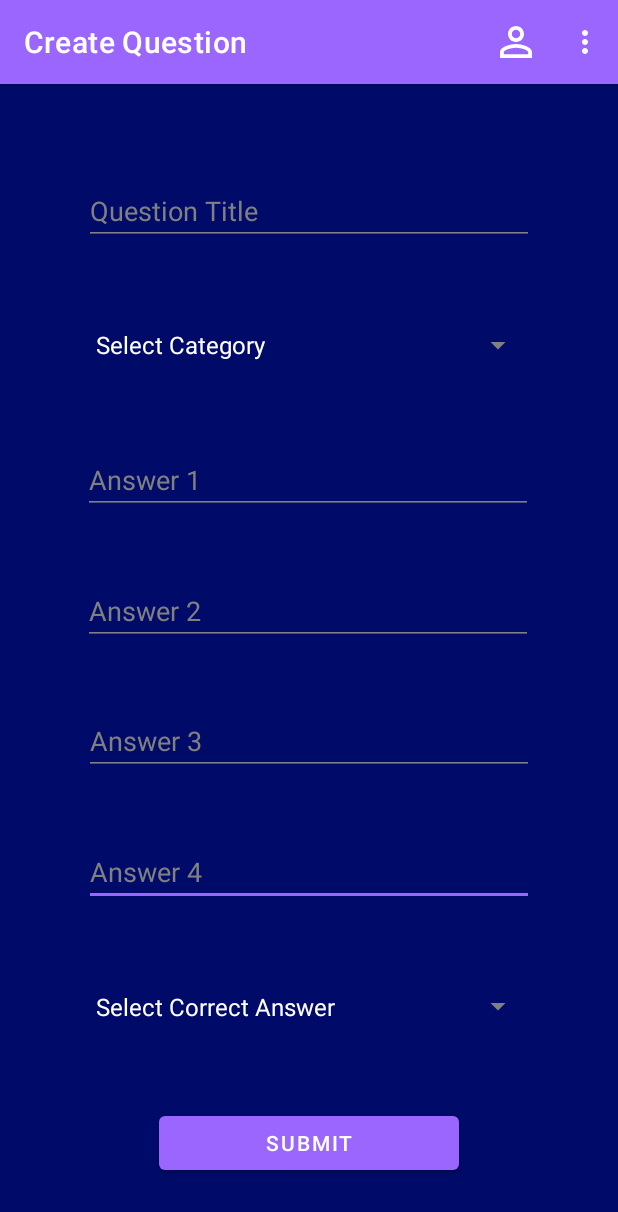
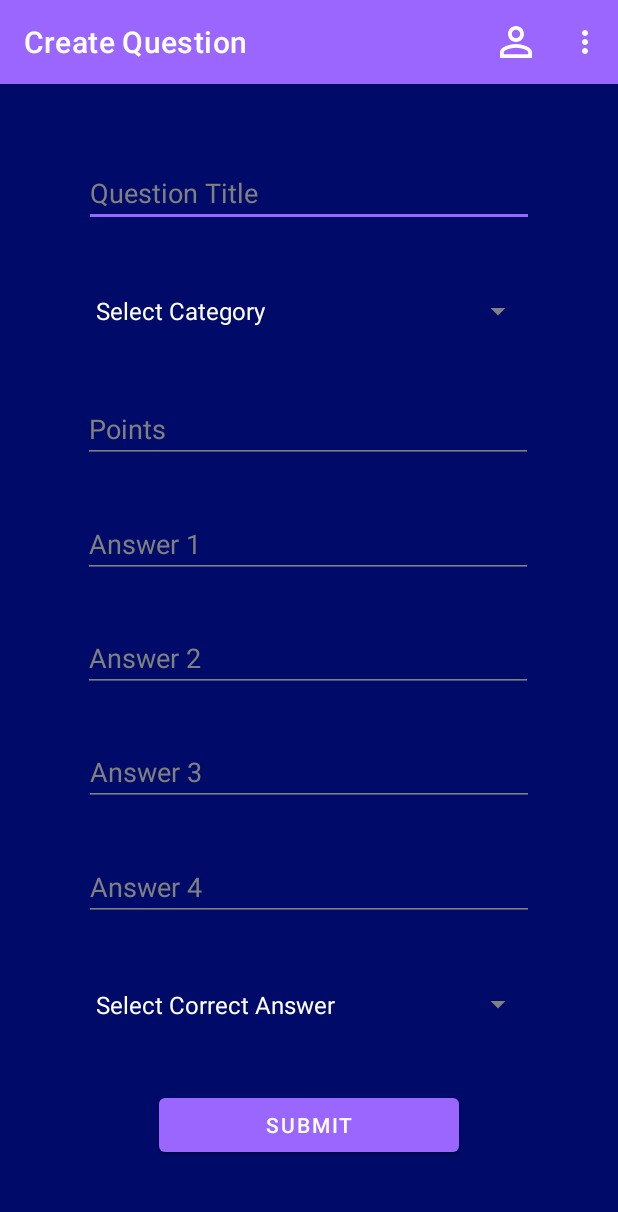
Before and after one commit to portryan/Truth-or-Err-Capstone, an Android app: the CreateQuestion screen opened directly, with no data from a screen before it, on a phone screen of 412 x 824 dp. Shown: the top 1212 px of the screen. Run offline under Robolectric (Android 15) with nearby library versions, the phone set to English and light mode, and no system bars.

Commit message:
Add points field to CreateQuestion

```diff
--- a/app/src/main/res/layout/activity_create_question.xml
+++ b/app/src/main/res/layout/activity_create_question.xml
@@ -7,77 +7,13 @@
     tools:context=".ui.CreateQuestion">
 
     <EditText
-        android:id="@+id/text_answer4"
-        android:layout_width="300dp"
-        android:layout_height="wrap_content"
-        android:layout_marginStart="55dp"
-        android:layout_marginTop="20dp"
-        android:layout_marginEnd="56dp"
-        android:layout_marginBottom="20dp"
-        android:ems="10"
-        android:hint="Answer 4"
-        android:inputType="textPersonName"
-        app:layout_constraintBottom_toTopOf="@+id/correct_dropdown"
-        app:layout_constraintEnd_toEndOf="parent"
-        app:layout_constraintStart_toStartOf="parent"
-        app:layout_constraintTop_toBottomOf="@+id/text_answer3" />
-
-    <EditText
-        android:id="@+id/text_answer3"
-        android:layout_width="300dp"
-        android:layout_height="wrap_content"
-        android:layout_marginStart="55dp"
-        android:layout_marginTop="20dp"
-        android:layout_marginEnd="56dp"
-        android:layout_marginBottom="20dp"
-        android:ems="10"
-        android:hint="Answer 3"
-        android:inputType="textPersonName"
-        app:layout_constraintBottom_toTopOf="@+id/text_answer4"
-        app:layout_constraintEnd_toEndOf="parent"
-        app:layout_constraintStart_toStartOf="parent"
-        app:layout_constraintTop_toBottomOf="@+id/text_answer2" />
-
-    <EditText
-        android:id="@+id/text_answer2"
-        android:layout_width="300dp"
-        android:layout_height="wrap_content"
-        android:layout_marginStart="100dp"
-        android:layout_marginTop="20dp"
-        android:layout_marginEnd="101dp"
-        android:layout_marginBottom="20dp"
-        android:ems="10"
-        android:hint="Answer 2"
-        android:inputType="textPersonName"
-        app:layout_constraintBottom_toTopOf="@+id/text_answer3"
-        app:layout_constraintEnd_toEndOf="parent"
-        app:layout_constraintStart_toStartOf="parent"
-        app:layout_constraintTop_toBottomOf="@+id/text_answer" />
-
-    <EditText
-        android:id="@+id/text_answer"
-        android:layout_width="300dp"
-        android:layout_height="wrap_content"
-        android:layout_marginStart="100dp"
-        android:layout_marginTop="20dp"
-        android:layout_marginEnd="101dp"
-        android:layout_marginBottom="20dp"
-        android:ems="10"
-        android:hint="Answer 1"
-        android:inputType="textPersonName"
-        app:layout_constraintBottom_toTopOf="@+id/text_answer2"
-        app:layout_constraintEnd_toEndOf="parent"
-        app:layout_constraintStart_toStartOf="parent"
-        app:layout_constraintTop_toBottomOf="@+id/category_dropdown" />
-
-    <EditText
         android:id="@+id/text_question"
         android:layout_width="300dp"
         android:layout_height="wrap_content"
         android:layout_marginStart="55dp"
-        android:layout_marginTop="60dp"
+        android:layout_marginTop="50dp"
         android:layout_marginEnd="56dp"
-        android:layout_marginBottom="20dp"
+        android:layout_marginBottom="15dp"
         android:ems="10"
         android:hint="Question Title"
         android:inputType="textPersonName"
@@ -91,23 +27,103 @@
         android:layout_width="300dp"
         android:layout_height="50dp"
         android:layout_marginStart="55dp"
-        android:layout_marginTop="20dp"
+        android:layout_marginTop="15dp"
         android:layout_marginEnd="56dp"
-        android:layout_marginBottom="20dp"
+        android:layout_marginBottom="15dp"
         android:textColor="#FFFFFF"
-        app:layout_constraintBottom_toTopOf="@+id/text_answer"
+        app:layout_constraintBottom_toTopOf="@+id/text_points"
         app:layout_constraintEnd_toEndOf="parent"
         app:layout_constraintStart_toStartOf="parent"
         app:layout_constraintTop_toBottomOf="@+id/text_question" />
+
+    <EditText
+        android:id="@+id/text_points"
+        android:layout_width="300dp"
+        android:layout_height="wrap_content"
+        android:layout_marginStart="100dp"
+        android:layout_marginTop="15dp"
+        android:layout_marginEnd="101dp"
+        android:layout_marginBottom="15dp"
+        android:ems="10"
+        android:hint="Points"
+        android:inputType="number"
+        app:layout_constraintBottom_toTopOf="@+id/text_answer1"
+        app:layout_constraintEnd_toEndOf="parent"
+        app:layout_constraintStart_toStartOf="parent"
+        app:layout_constraintTop_toBottomOf="@+id/category_dropdown" />
+
+    <EditText
+        android:id="@+id/text_answer1"
+        android:layout_width="300dp"
+        android:layout_height="wrap_content"
+        android:layout_marginStart="100dp"
+        android:layout_marginTop="15dp"
+        android:layout_marginEnd="101dp"
+        android:layout_marginBottom="15dp"
+        android:ems="10"
+        android:hint="Answer 1"
+        android:inputType="textPersonName"
+        app:layout_constraintBottom_toTopOf="@+id/text_answer2"
+        app:layout_constraintEnd_toEndOf="parent"
+        app:layout_constraintStart_toStartOf="parent"
+        app:layout_constraintTop_toBottomOf="@+id/text_points" />
+
+    <EditText
+        android:id="@+id/text_answer2"
+        android:layout_width="300dp"
+        android:layout_height="wrap_content"
+        android:layout_marginStart="100dp"
+        android:layout_marginTop="15dp"
+        android:layout_marginEnd="101dp"
+        android:layout_marginBottom="15dp"
+        android:ems="10"
+        android:hint="Answer 2"
+        android:inputType="textPersonName"
+        app:layout_constraintBottom_toTopOf="@+id/text_answer3"
+        app:layout_constraintEnd_toEndOf="parent"
+        app:layout_constraintStart_toStartOf="parent"
+        app:layout_constraintTop_toBottomOf="@+id/text_answer1" />
+
+    <EditText
+        android:id="@+id/text_answer3"
+        android:layout_width="300dp"
+        android:layout_height="wrap_content"
+        android:layout_marginStart="55dp"
+        android:layout_marginTop="15dp"
+        android:layout_marginEnd="56dp"
+        android:layout_marginBottom="15dp"
+        android:ems="10"
+        android:hint="Answer 3"
+        android:inputType="textPersonName"
+        app:layout_constraintBottom_toTopOf="@+id/text_answer4"
+        app:layout_constraintEnd_toEndOf="parent"
+        app:layout_constraintStart_toStartOf="parent"
+        app:layout_constraintTop_toBottomOf="@+id/text_answer2" />
+
+    <EditText
+        android:id="@+id/text_answer4"
+        android:layout_width="300dp"
+        android:layout_height="wrap_content"
+        android:layout_marginStart="55dp"
+        android:layout_marginTop="15dp"
+        android:layout_marginEnd="56dp"
+        android:layout_marginBottom="15dp"
+        android:ems="10"
+        android:hint="Answer 4"
+        android:inputType="textPersonName"
+        app:layout_constraintBottom_toTopOf="@+id/correct_dropdown"
+        app:layout_constraintEnd_toEndOf="parent"
+        app:layout_constraintStart_toStartOf="parent"
+        app:layout_constraintTop_toBottomOf="@+id/text_answer3" />
 
     <Spinner
         android:id="@+id/correct_dropdown"
         android:layout_width="300dp"
         android:layout_height="50dp"
         android:layout_marginStart="55dp"
-        android:layout_marginTop="20dp"
+        android:layout_marginTop="15dp"
         android:layout_marginEnd="56dp"
-        android:layout_marginBottom="20dp"
+        android:layout_marginBottom="15dp"
         android:entries="@array/correctAnswerNumbers"
         app:layout_constraintBottom_toTopOf="@+id/submitCreateQuestion"
         app:layout_constraintEnd_toEndOf="parent"
@@ -119,9 +135,9 @@
         android:layout_width="200dp"
         android:layout_height="wrap_content"
         android:layout_marginStart="105dp"
-        android:layout_marginTop="20dp"
+        android:layout_marginTop="15dp"
         android:layout_marginEnd="106dp"
-        android:layout_marginBottom="36dp"
+        android:layout_marginBottom="50dp"
         android:text="Submit"
         app:layout_constraintBottom_toBottomOf="parent"
         app:layout_constraintEnd_toEndOf="parent"
```
